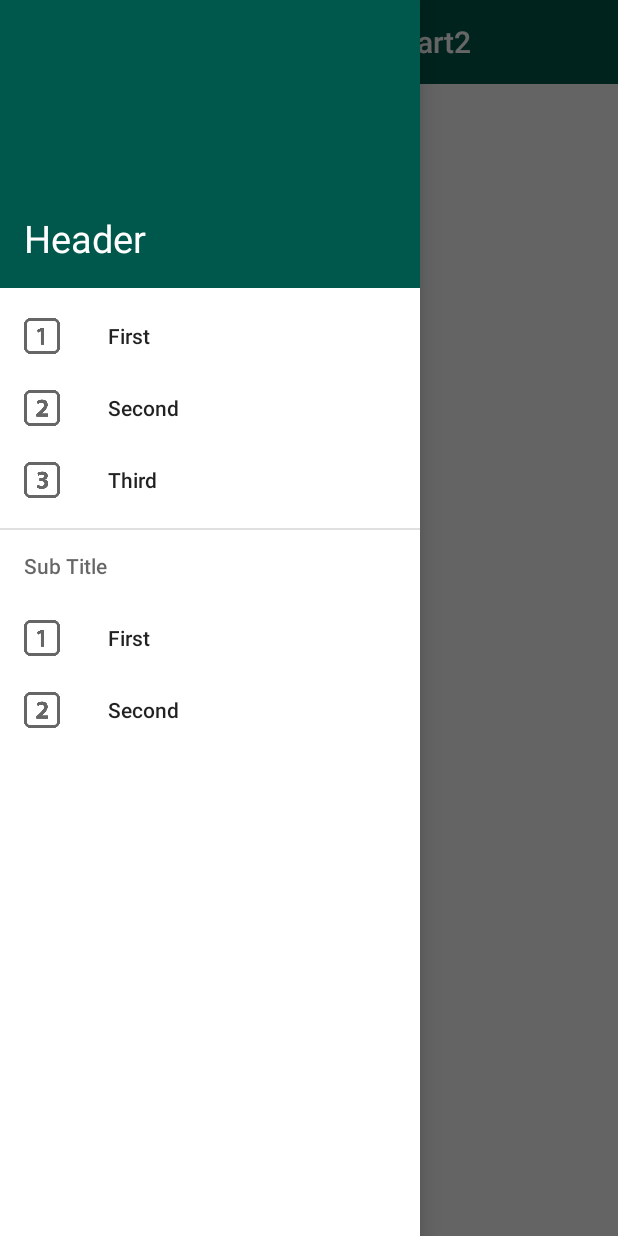
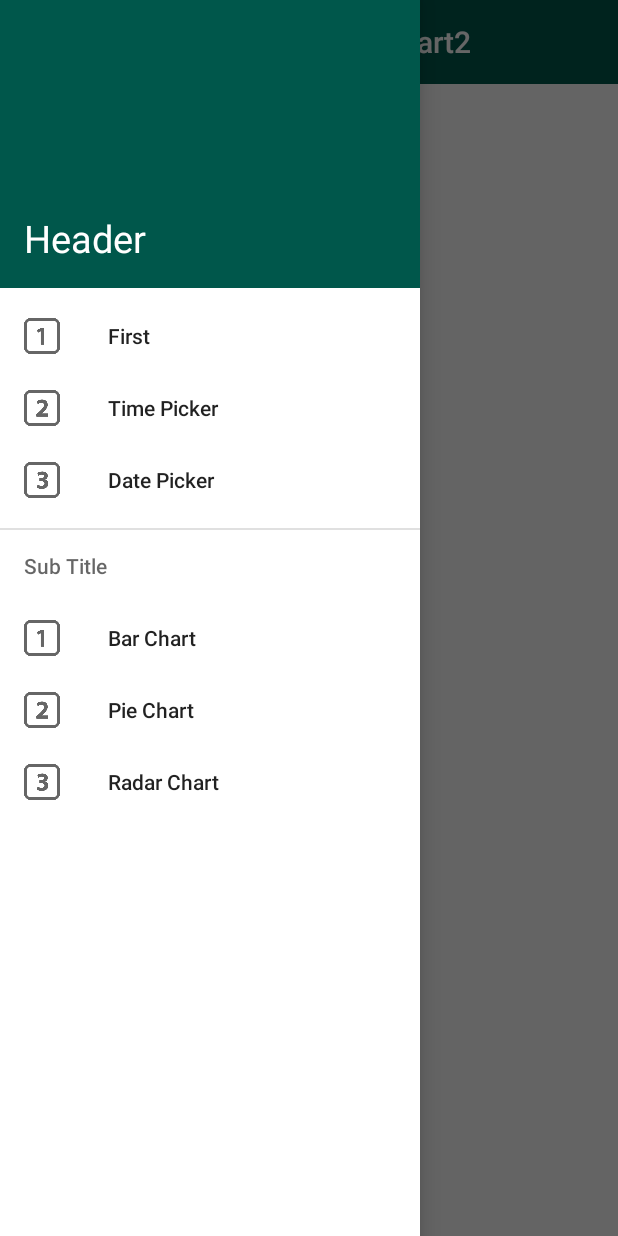
Before and after one commit to coderboi88/Basic-Functionalities-Part2, an Android app: the screen it shows after launch (MainActivity), with the side drawer open, on a phone screen of 412 x 824 dp. Run offline under Robolectric (Android 15) with nearby library versions, the phone set to English and light mode, and no system bars; libraries missing offline, so code that uses them is left out: com.github.mikephil.charting.

Commit message:
Fourth Commit - Android Charts,Spark Button,Share Data TO Other Apps

```diff
--- a/app/src/main/res/layout/activity_main.xml
+++ b/app/src/main/res/layout/activity_main.xml
@@ -20,7 +20,14 @@
             android:id="@+id/flContent"
             app:layout_behavior="@string/appbar_scrolling_view_behavior"
             android:layout_width="match_parent"
-            android:layout_height="match_parent" />
+            android:layout_height="match_parent">
+            <TextView
+                android:id="@+id/saveConfig"
+                android:layout_width="match_parent"
+                android:layout_height="wrap_content"
+                android:text="HII"
+                android:layout_marginTop="200dp"/>
+        </RelativeLayout>
     </LinearLayout>
     <com.google.android.material.navigation.NavigationView
         android:id="@+id/nvView"
--- a/app/src/main/res/menu/drawewr_menu.xml
+++ b/app/src/main/res/menu/drawewr_menu.xml
@@ -8,11 +8,11 @@
         <item
             android:id="@+id/second"
             android:icon="@drawable/ic_two"
-            android:title="Second"/>
+            android:title="Time Picker"/>
         <item
             android:id="@+id/third"
             android:icon="@drawable/ic_three"
-            android:title="Third"/>
+            android:title="Date Picker"/>
     </group>
 
     <item android:title="Sub Title">
@@ -21,11 +21,15 @@
                 <item
                     android:id="@+id/first_sub"
                     android:icon="@drawable/ic_one"
-                    android:title="First"/>
+                    android:title="Bar Chart"/>
                 <item
                     android:id="@+id/second_sub"
                     android:icon="@drawable/ic_two"
-                    android:title="Second"/>
+                    android:title="Pie Chart"/>
+                <item
+                    android:id="@+id/third_sub"
+                    android:icon="@drawable/ic_three"
+                    android:title="Radar Chart"/>
             </group>
         </menu>
     </item>
--- a/app/src/main/res/values/colors.xml
+++ b/app/src/main/res/values/colors.xml
@@ -3,4 +3,6 @@
     <color name="colorPrimary">#008577</color>
     <color name="colorPrimaryDark">#00574B</color>
     <color name="colorAccent">#D81B60</color>
+    <color name="on">#4808FD</color>
+    <color name="off">#09F0B3</color>
 </resources>
--- a/build.gradle
+++ b/build.gradle
@@ -4,7 +4,7 @@ buildscript {
     repositories {
         google()
         jcenter()
-        maven {url 'https://jitpack.io'}
+
 
     }
     dependencies {
```
Also changed, not shown: app/build.gradle (+10 -0 lines), app/src/main/java/com/aditya/basicfunctionalitiespart2/Fragments/SecondFragment.java (+16 -1 lines), app/src/main/java/com/aditya/basicfunctionalitiespart2/MainActivity.java (+32 -2 lines), app/src/main/res/layout/fragment_second.xml (+23 -1 lines).
